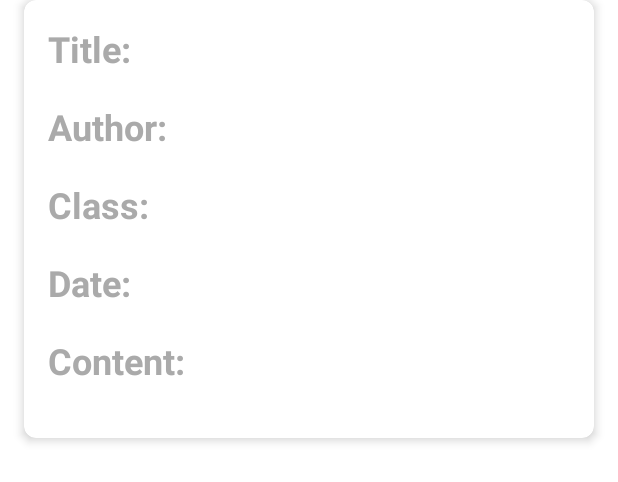
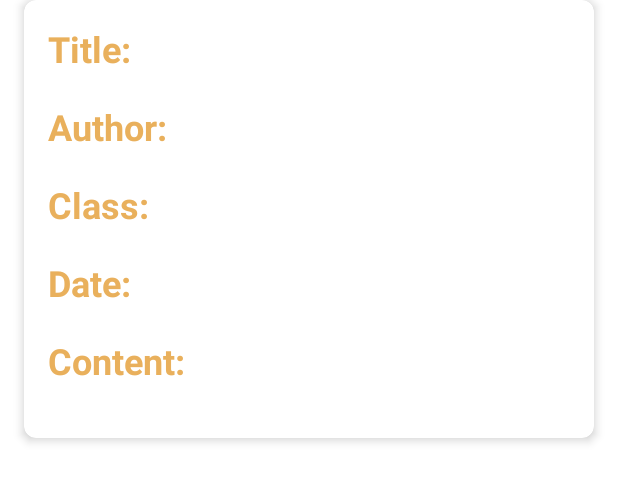
Before and after one commit to Faixifk/ILTeacherApp, an Android app: the layout announcement_item.xml on its own in the app's theme, with its tools: preview values and no code run, on a phone screen of 412 x 824 dp. Shown: the top 482 px of the screen. Run offline under Robolectric (Android 15) with nearby library versions, the phone set to English and light mode, and no system bars.

```diff
--- a/app/src/main/res/layout/announcement_item.xml
+++ b/app/src/main/res/layout/announcement_item.xml
@@ -7,6 +7,7 @@
     android:layout_marginBottom="16dp"
     android:layout_marginLeft="16dp"
     android:layout_marginRight="16dp"
+    app:cardBackgroundColor="@color/card_background"
     app:cardCornerRadius="8dp"
     app:cardElevation="4dp">
 
@@ -23,13 +24,13 @@
             android:layout_width="match_parent"
             android:layout_height="wrap_content"
             android:text="@string/announcement_title_label"
-            android:textColor="@android:color/darker_gray" />
+            android:textColor="@color/colorPrimaryDark" />
 
         <TextView
             android:id="@+id/announcementTitleValueTextView"
             android:layout_width="match_parent"
             android:layout_height="wrap_content"
-            android:textColor="@android:color/black"
+            android:textColor="@color/black"
             android:textStyle="bold" />
 
         <TextView
@@ -38,13 +39,13 @@
             android:layout_width="match_parent"
             android:layout_height="wrap_content"
             android:text="@string/announcement_author_label"
-            android:textColor="@android:color/darker_gray" />
+            android:textColor="@color/colorPrimaryDark" />
 
         <TextView
             android:id="@+id/announcementAuthorValueTextView"
             android:layout_width="match_parent"
             android:layout_height="wrap_content"
-            android:textColor="@android:color/black" />
+            android:textColor="@color/black" />
 
         <TextView
             android:id="@+id/announcementClassTextView"
@@ -52,13 +53,13 @@
             android:layout_width="match_parent"
             android:layout_height="wrap_content"
             android:text="@string/announcement_class_label"
-            android:textColor="@android:color/darker_gray" />
+            android:textColor="@color/colorPrimaryDark" />
 
         <TextView
             android:id="@+id/announcementClassValueTextView"
             android:layout_width="match_parent"
             android:layout_height="wrap_content"
-            android:textColor="@android:color/black" />
+            android:textColor="@color/black" />
 
         <TextView
             android:id="@+id/announcementDateTextView"
@@ -66,13 +67,13 @@
             android:layout_width="match_parent"
             android:layout_height="wrap_content"
             android:text="@string/announcement_date_label"
-            android:textColor="@android:color/darker_gray" />
+            android:textColor="@color/colorPrimaryDark" />
 
         <TextView
             android:id="@+id/announcementDateValueTextView"
             android:layout_width="match_parent"
             android:layout_height="wrap_content"
-            android:textColor="@android:color/black" />
+            android:textColor="@color/black" />
 
         <TextView
             android:id="@+id/announcementContentTextView"
@@ -80,12 +81,12 @@
             android:layout_width="match_parent"
             android:layout_height="wrap_content"
             android:text="@string/announcement_content_label"
-            android:textColor="@android:color/darker_gray" />
+            android:textColor="@color/colorPrimaryDark" />
 
         <TextView
             android:id="@+id/announcementContentValueTextView"
             android:layout_width="match_parent"
             android:layout_height="wrap_content"
-            android:textColor="@android:color/black" />
+            android:textColor="@color/black" />
     </LinearLayout>
 </androidx.cardview.widget.CardView>
```
Also changed, not shown: app/src/main/AndroidManifest.xml (+7 -0 lines), app/src/main/java/com/example/intellilearnteacherapp/AddAnnouncementActivity.kt (added, +47 -0 lines), app/src/main/java/com/example/intellilearnteacherapp/MyAnnouncements.kt (+25 -7 lines), app/src/main/java/com/example/intellilearnteacherapp/models/TeacherModel.kt (+9 -8 lines), app/src/main/res/layout/activity_add_announcement.xml (added, +82 -0 lines), app/src/main/res/layout/activity_my_announcements.xml (+15 -1 lines).
